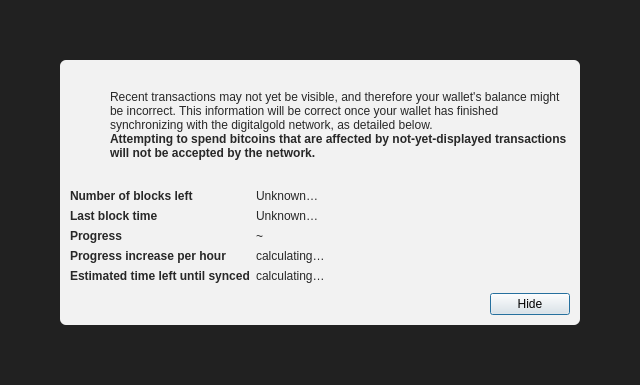
Above: src/qt/forms/modaloverlay.ui from FastPaymentsInc/DigitalGold before the change. Below: the same form after it.
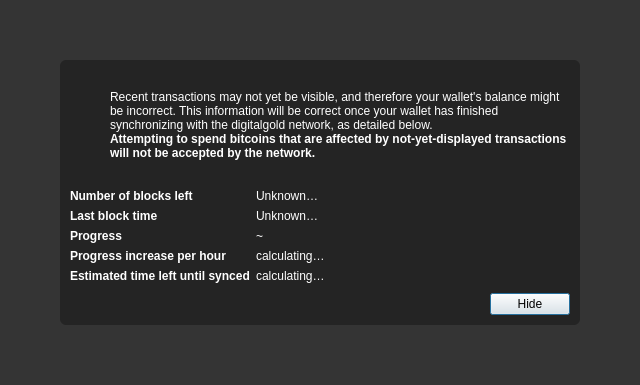
That is the form after the change. Icons and pictures are not drawn.

Commit message: qt: colors and letters changed.

```diff
--- a/src/qt/forms/modaloverlay.ui
+++ b/src/qt/forms/modaloverlay.ui
@@ -32,7 +32,7 @@
    <item>
     <widget class="QWidget" name="bgWidget" native="true">
      <property name="styleSheet">
-      <string notr="true">#bgWidget { background: rgba(0,0,0,220); }</string>
+      <string notr="true">#bgWidget { background: rgba(0,0,0,200); }</string>
      </property>
      <layout class="QVBoxLayout" name="verticalLayoutMain" stretch="1">
       <property name="leftMargin">
@@ -50,9 +50,9 @@
       <item>
        <widget class="QWidget" name="contentWidget" native="true">
         <property name="styleSheet">
-         <string notr="true">#contentWidget { background: rgba(255,255,255,240); border-radius: 6px; }
+         <string notr="true">#contentWidget { background: rgba(36,36,36,255); border-radius: 6px; }
 
-QLabel { color: rgb(40,40,40);  }</string>
+QLabel { color: rgb(255,255,255);  }</string>
         </property>
         <layout class="QVBoxLayout" name="verticalLayoutSub" stretch="1,0,0,0">
          <property name="spacing">
```
The commit also changes 3 other files.
